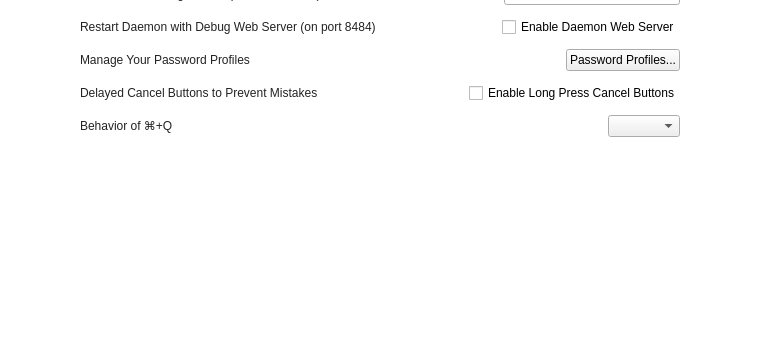
Before: the Qt Designer form src/MainWindow.ui in mooltipass/moolticute, drawn with Qt 5; both pictures show x 114 to 874 and y 270 to 632 of the 988 by 632 pixel window.
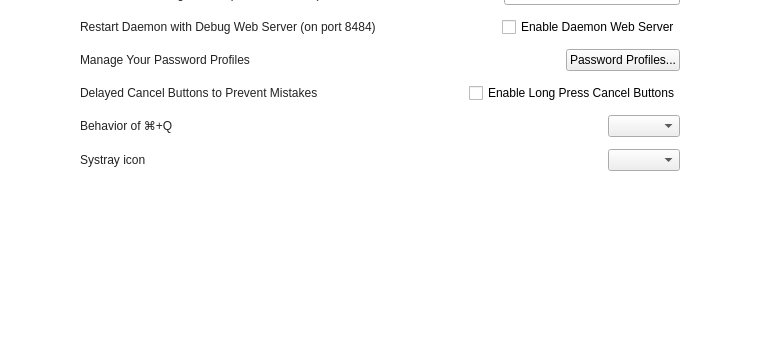
After: the same form once the commit is applied. The open tabs and pages were chosen to show the change. Icons and pictures are not drawn. Custom widgets are drawn as their Qt base class.

Commit message: Implement Issue #257 White systray icon

```diff
--- a/src/MainWindow.ui
+++ b/src/MainWindow.ui
@@ -2945,6 +2945,33 @@
               </item>
              </layout>
             </item>
+            <item>
+             <layout class="QHBoxLayout" name="horizontalLayout_43">
+              <item>
+               <widget class="QLabel" name="label_11">
+                <property name="text">
+                 <string>Systray icon</string>
+                </property>
+               </widget>
+              </item>
+              <item>
+               <spacer name="horizontalSpacer_43">
+                <property name="orientation">
+                 <enum>Qt::Horizontal</enum>
+                </property>
+                <property name="sizeHint" stdset="0">
+                 <size>
+                  <width>40</width>
+                  <height>20</height>
+                 </size>
+                </property>
+               </spacer>
+              </item>
+              <item>
+               <widget class="QComboBox" name="comboBoxSystrayIcon"/>
+              </item>
+             </layout>
+            </item>
             <item>
              <spacer name="horizontalSpacer_41">
               <property name="orientation">
```
Left out of the diff: 2 changed lines with no effect on the pictures. The commit also changes 3 other files.
